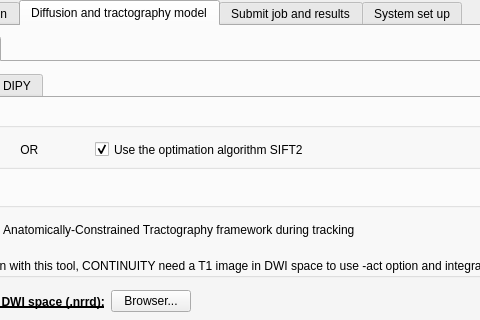
HZBCPP/CONTINUITY-lite, file interface_tab.ui: the form before one commit; both pictures show x 171 to 651 and y 0 to 320 of the 1127 by 631 pixel window.
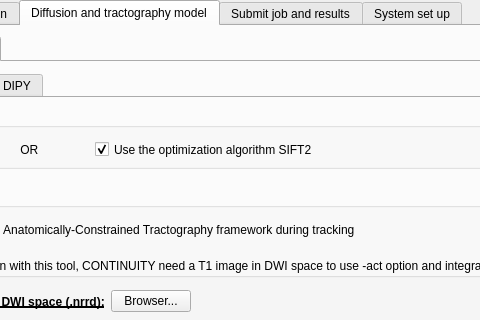
The form after the commit. The open tabs and pages were chosen to show the change.

Commit message: ENH: optimization

```diff
--- a/interface_tab.ui
+++ b/interface_tab.ui
@@ -4687,7 +4687,7 @@
           </rect>
          </property>
          <property name="text">
-          <string>Use the optimation algorithm SIFT2</string>
+          <string>Use the optimization algorithm SIFT2</string>
          </property>
          <property name="checked">
           <bool>true</bool>
```
Left out of the diff: 4 changed lines with no effect on the pictures.
